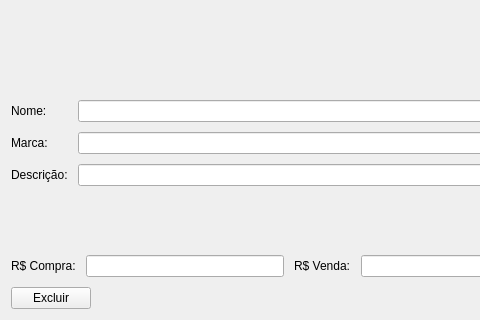
The window that ui/ui_produtos.ui (adaiasreis/Projeto-MatCon) describes before a commit, drawn with Qt 5; both pictures show x 0 to 480 and y 126 to 446 of the 854 by 446 pixel window.
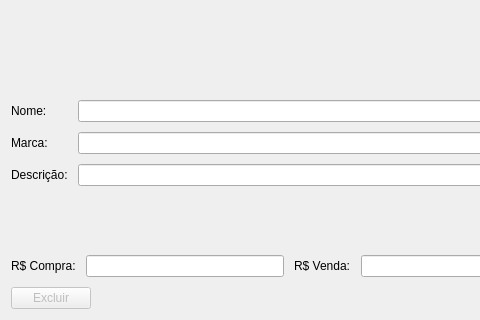
The same window after the commit.

```diff
--- a/ui/ui_produtos.ui
+++ b/ui/ui_produtos.ui
@@ -108,6 +108,9 @@
       <layout class="QHBoxLayout" name="horizontalLayout">
        <item>
         <widget class="QPushButton" name="excluir_btn">
+         <property name="enabled">
+          <bool>false</bool>
+         </property>
          <property name="text">
           <string>Excluir</string>
          </property>
```
